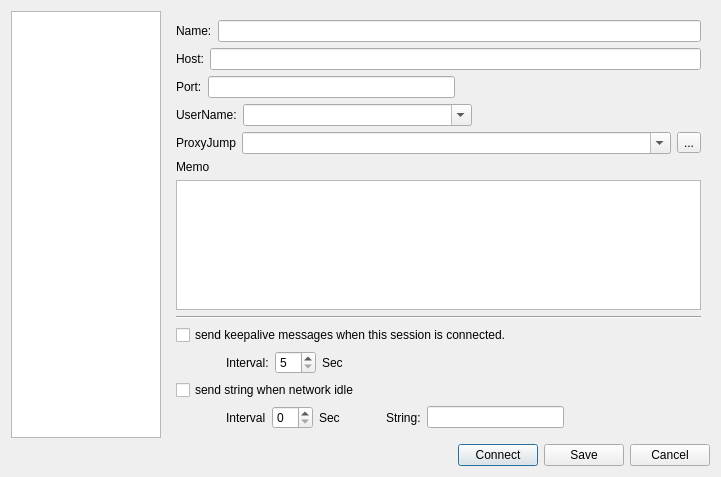
The window that woterm/qwosessionproperty.ui (hongnod/woterm) describes before a commit, drawn with Qt 5.
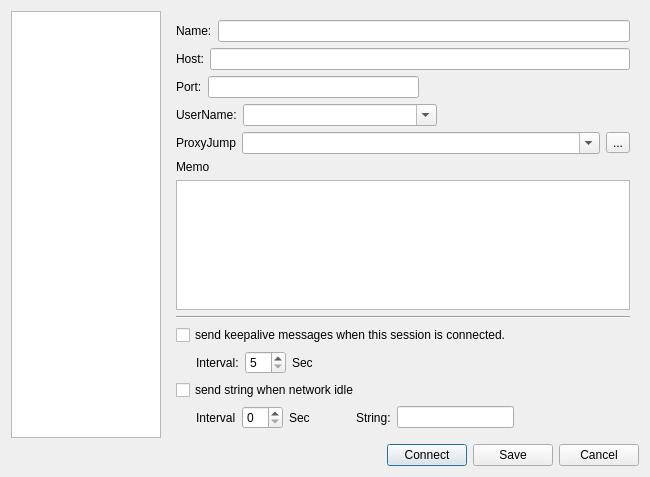
The same window after the commit.

Commit message: ready to do default property.

```diff
--- a/woterm/qwosessionproperty.ui
+++ b/woterm/qwosessionproperty.ui
@@ -6,7 +6,7 @@
    <rect>
     <x>0</x>
     <y>0</y>
-    <width>721</width>
+    <width>650</width>
     <height>477</height>
    </rect>
   </property>
@@ -233,7 +233,7 @@
                </property>
                <property name="sizeHint" stdset="0">
                 <size>
-                 <width>50</width>
+                 <width>20</width>
                  <height>20</height>
                 </size>
                </property>
@@ -294,7 +294,7 @@
                </property>
                <property name="sizeHint" stdset="0">
                 <size>
-                 <width>50</width>
+                 <width>20</width>
                  <height>20</height>
                 </size>
                </property>
```
Left out of the diff: 16 changed lines with no effect on the pictures. The commit also changes 2 other files.
